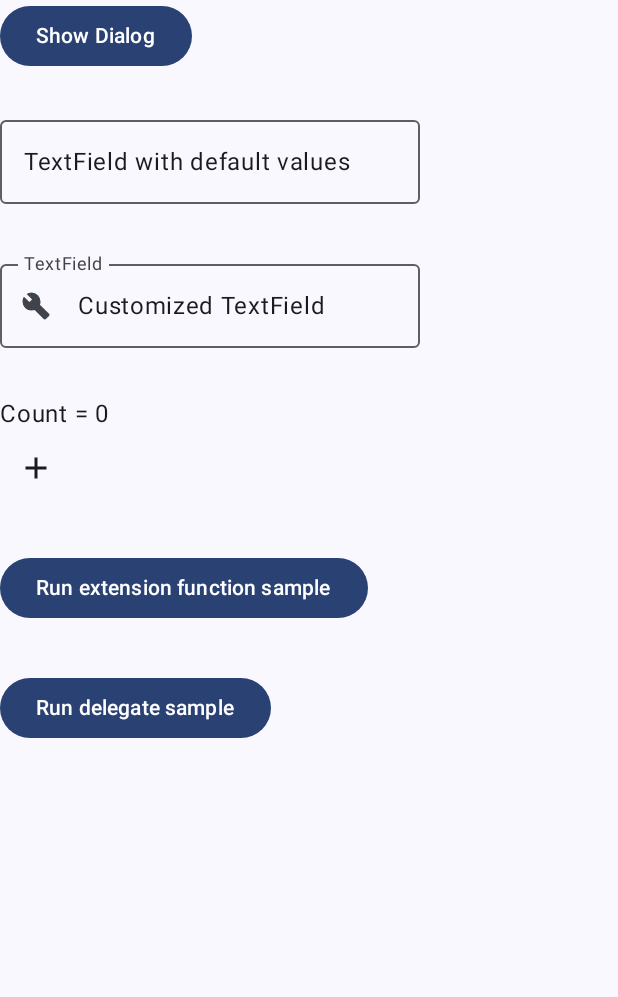
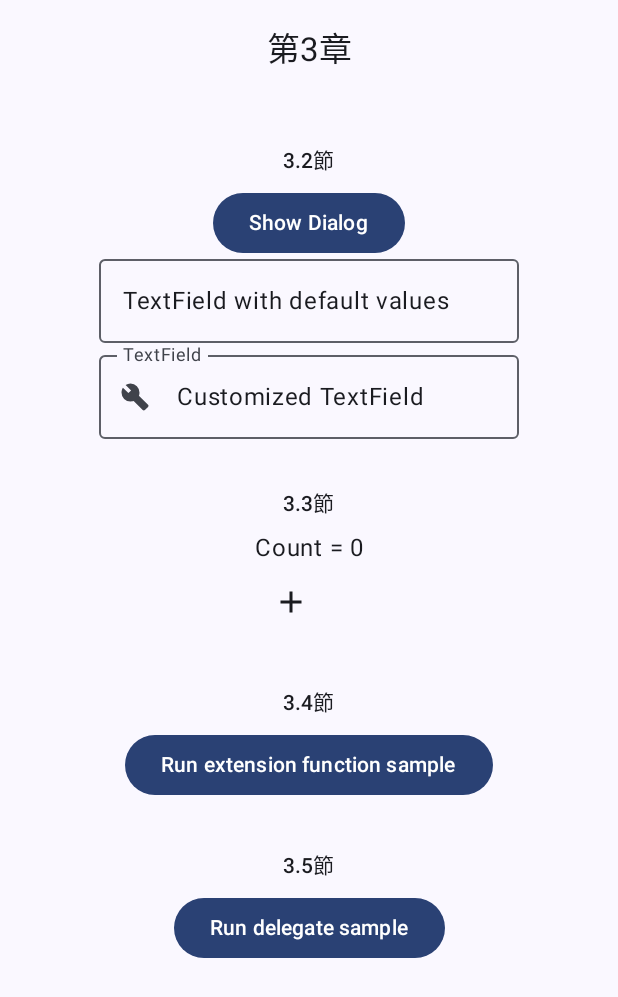
Before and after one commit to usuiat/compose-book-samples, an Android app built with Jetpack Compose: the screen it shows after launch (MainActivity), on a phone screen of 412 x 824 dp. Shown: the top 997 px of the screen. Run offline under Robolectric (Android 15) with nearby library versions, the phone set to English and light mode, and no system bars.

Commit message:
3章のサンプルの見た目を整えた

```diff
--- a/Ch3_KotlinUsageSample/app/src/main/java/net/engawapg/composebooksamples/kotlinusagesample/MainActivity.kt
+++ b/Ch3_KotlinUsageSample/app/src/main/java/net/engawapg/composebooksamples/kotlinusagesample/MainActivity.kt
@@ -4,38 +4,56 @@ import android.os.Bundle
 import androidx.activity.ComponentActivity
 import androidx.activity.compose.setContent
 import androidx.activity.enableEdgeToEdge
-import androidx.compose.foundation.layout.Arrangement
 import androidx.compose.foundation.layout.Column
 import androidx.compose.foundation.layout.fillMaxSize
 import androidx.compose.foundation.layout.padding
+import androidx.compose.foundation.rememberScrollState
+import androidx.compose.foundation.verticalScroll
+import androidx.compose.material3.CenterAlignedTopAppBar
+import androidx.compose.material3.ExperimentalMaterial3Api
+import androidx.compose.material3.MaterialTheme
 import androidx.compose.material3.Scaffold
+import androidx.compose.material3.Text
+import androidx.compose.runtime.Composable
+import androidx.compose.ui.Alignment
 import androidx.compose.ui.Modifier
 import androidx.compose.ui.unit.dp
 import net.engawapg.composebooksamples.kotlinusagesample.ui.theme.KotlinUsageSampleTheme
 
 class MainActivity : ComponentActivity() {
+    @OptIn(ExperimentalMaterial3Api::class)
     override fun onCreate(savedInstanceState: Bundle?) {
         super.onCreate(savedInstanceState)
         enableEdgeToEdge()
         setContent {
             KotlinUsageSampleTheme {
-                Scaffold( modifier = Modifier.fillMaxSize() ) { innerPadding ->
+                Scaffold(
+                    topBar = {
+                        CenterAlignedTopAppBar(
+                            title = { Text("第3章") }
+                        )
+                    },
+                    modifier = Modifier.fillMaxSize()
+                ) { innerPadding ->
                     Column(
-                        modifier = Modifier.padding(innerPadding),
-                        verticalArrangement = Arrangement.spacedBy(32.dp)
+                        horizontalAlignment = Alignment.CenterHorizontally,
+                        modifier = Modifier
+                            .padding(innerPadding)
+                            .fillMaxSize()
+                            .verticalScroll(rememberScrollState())
                     ) {
-                        // Section 2
+                        SectionTitle("3.2節")
                         DialogSample()
                         OutlinedTextFieldSample1()
                         OutlinedTextFieldSample2()
 
-                        // Section 3
+                        SectionTitle("3.3節")
                         LambdaSample()
 
-                        // Section 4
+                        SectionTitle("3.4節")
                         ExtensionFunctionSample()
 
-                        // Section 5
+                        SectionTitle("3.5節")
                         DelegateSample()
                     }
                 }
@@ -43,3 +61,12 @@ class MainActivity : ComponentActivity() {
         }
     }
 }
+
+@Composable
+private fun SectionTitle(title: String) {
+    Text(
+        text = title,
+        style = MaterialTheme.typography.titleSmall,
+        modifier = Modifier.padding(top = 32.dp, bottom = 8.dp),
+    )
+}
--- a/Ch3_KotlinUsageSample/app/src/main/java/net/engawapg/composebooksamples/kotlinusagesample/Sec4_ExtensionFunctionSample.kt
+++ b/Ch3_KotlinUsageSample/app/src/main/java/net/engawapg/composebooksamples/kotlinusagesample/Sec4_ExtensionFunctionSample.kt
@@ -30,7 +30,7 @@ fun String.printLengthIfNotBlank() {
     }
 }
 
-class PrintLengthScope() {
+class PrintLengthScope {
     fun String.printLength() {
         println(length)
     }
```
